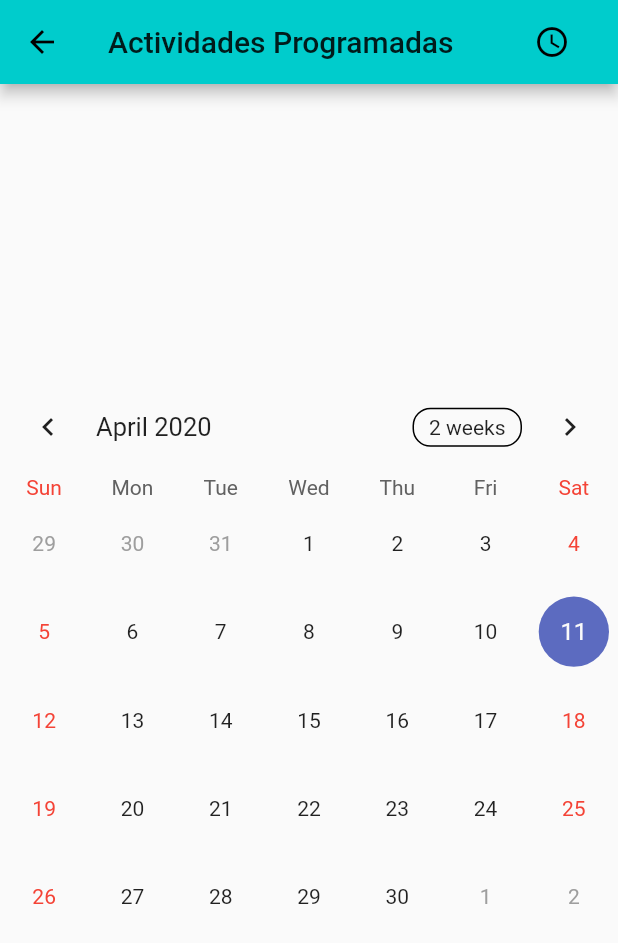
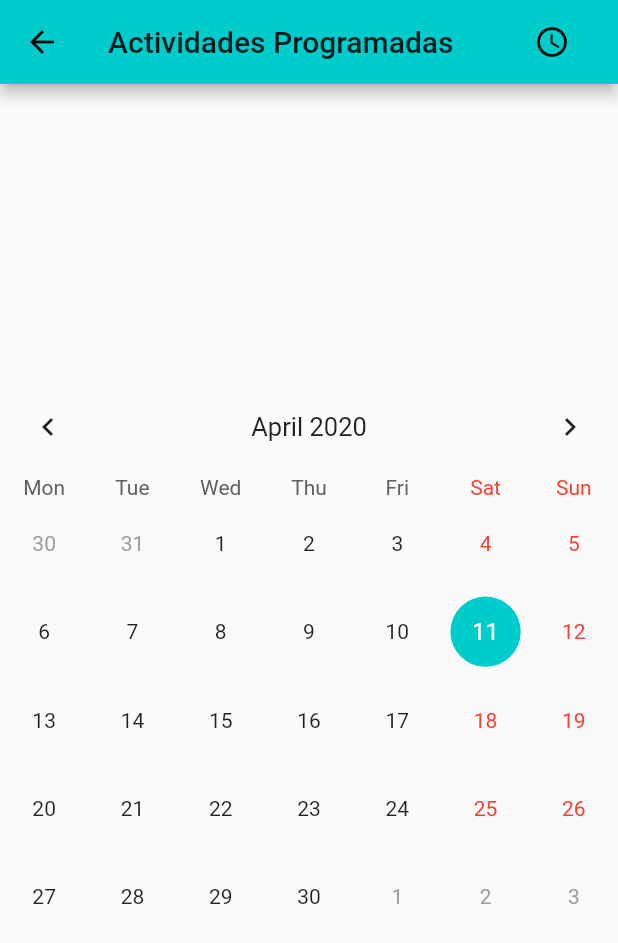
Before and after one commit to efernandez21/AcademicGradeFlutter, a Flutter app: the CalendarioPage screen opened by its route, on a phone screen of 412 x 824 dp. Shown: the top 943 px of the screen. Run offline on Flutter 3.47's test engine with Material 2 defaults, Android fonts, the phone set to English and light mode, and no system bars; drawn by our look-alikes of table_calendar; our stand-ins replace flutter_swiper; network calls fail.

Commit message:
Maquillando calendario

```diff
--- a/lib/src/pages/calendario_page.dart
+++ b/lib/src/pages/calendario_page.dart
@@ -34,7 +34,26 @@ class _CalendarioPageState extends State<CalendarioPage> {
       body:Column(
         mainAxisAlignment: MainAxisAlignment.center,
         children: <Widget>[
-          Center(child: TableCalendar(calendarController: _controller))
+          Center(
+            child:
+            TableCalendar(
+              headerStyle: HeaderStyle(
+                centerHeaderTitle: true,
+                formatButtonVisible: false,
+              ),
+              calendarStyle: CalendarStyle
+              (
+                todayColor: Colors.red,
+                selectedColor: Theme.of(context).primaryColor,
+                todayStyle: TextStyle(
+                  fontWeight: FontWeight.bold,
+                  color: Colors.white,
+                )
+              ),
+              startingDayOfWeek: StartingDayOfWeek.monday,
+              calendarController: _controller
+            )
+            )
         ],
       )
     );
```
